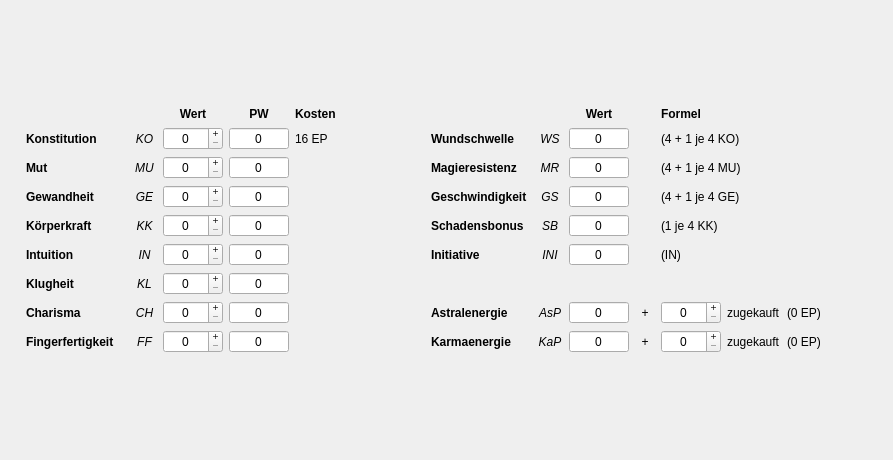
This is designer/CharakterAttribute.ui in Aeolitus/Sephrasto as Qt 5 draws it before an edit. The edited form follows.
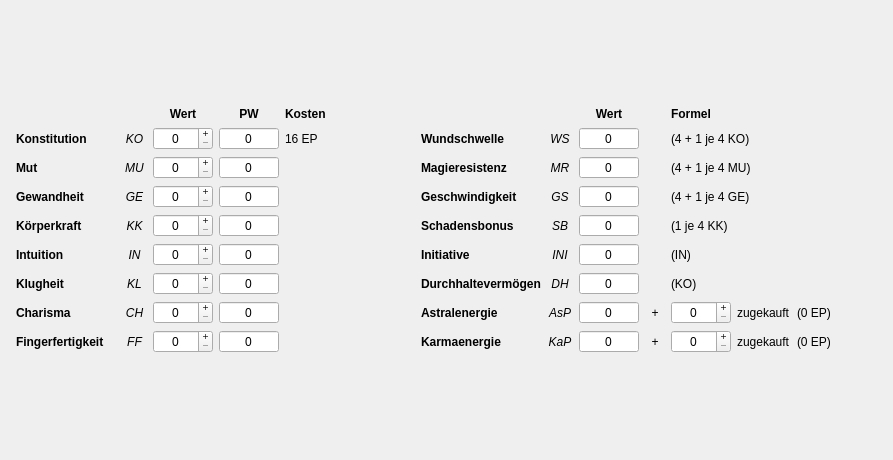
This is the edited form.

Commit message: Beschreibung Tab: hide Kurzbeschreibung if charsheet supports detail tab Attribute Tab: display Durchhaltevermögen

What changed in the file:
```diff
--- a/designer/CharakterAttribute.ui
+++ b/designer/CharakterAttribute.ui
@@ -1488,6 +1488,54 @@
        </property>
       </widget>
      </item>
+     <item row="7" column="7">
+      <widget class="QLabel" name="label_16">
+       <property name="font">
+        <font>
+         <weight>75</weight>
+         <bold>true</bold>
+        </font>
+       </property>
+       <property name="text">
+        <string>Durchhaltevermögen</string>
+       </property>
+      </widget>
+     </item>
+     <item row="7" column="8">
+      <widget class="QLabel" name="label_17">
+       <property name="font">
+        <font>
+         <italic>true</italic>
+        </font>
+       </property>
+       <property name="text">
+        <string>DH</string>
+       </property>
+       <property name="alignment">
+        <set>Qt::AlignCenter</set>
+       </property>
+      </widget>
+     </item>
+     <item row="7" column="9">
+      <widget class="QSpinBox" name="abDH">
+       <property name="alignment">
+        <set>Qt::AlignCenter</set>
+       </property>
+       <property name="readOnly">
+        <bool>true</bool>
+       </property>
+       <property name="buttonSymbols">
+        <enum>QAbstractSpinBox::NoButtons</enum>
+       </property>
+      </widget>
+     </item>
+     <item row="7" column="11">
+      <widget class="QLabel" name="label_35">
+       <property name="text">
+        <string>(KO)</string>
+       </property>
+      </widget>
+     </item>
     </layout>
    </item>
    <item row="1" column="0">
```
The commit also changes 3 other files.
